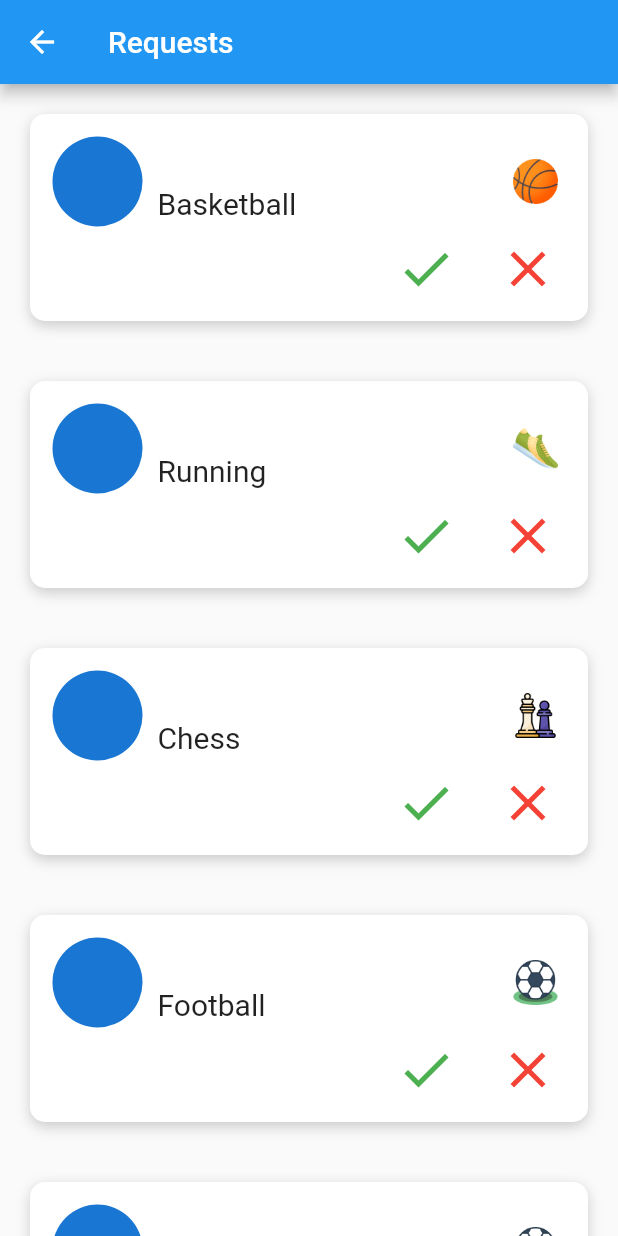
After one commit to abd-khrubi/JoinMe, a Flutter app: the RequestsScreen screen opened directly, on a phone screen of 412 x 824 dp. The commit adds this screen. Run offline on Flutter 3.47's test engine with Material 2 defaults, Android fonts, the phone set to English and light mode, and no system bars; our stand-ins replace cloud_firestore, get_it; accounts and stored records are empty.

Commit message:
Requests screen

```diff
--- a/lib/models/activity.dart
+++ b/lib/models/activity.dart
@@ -32,3 +32,31 @@ String activityToString(Activity activity) {
 
   return "";
 }
+
+String activityImagePath(Activity activity) {
+  String result = 'assets/images/';
+  switch (activity) {
+    case Activity.basketball:
+      {
+        result += 'basketball.png';
+      }
+      break;
+
+    case Activity.chess:
+      {
+        result += 'chess-pieces.png';
+      }
+      break;
+    case Activity.football:
+      {
+        result += 'football.png';
+      }
+      break;
+    case Activity.running:
+      {
+        result += 'shoes.png';
+      }
+      break;
+  }
+  return result;
+}
--- /dev/null
+++ b/lib/screens/requests_screen.dart
@@ -0,0 +1,53 @@
+import 'package:flutter/material.dart';
+import 'package:flutter_app/models/activity.dart';
+import 'package:flutter_app/models/campus.dart';
+import 'package:flutter_app/widgets/request_list_item.dart';
+import 'package:flutter_app/models/request.dart';
+
+class RequestsScreen extends StatelessWidget {
+  Request request = Request(
+    "String",
+    Activity.basketball,
+    Campus.givat,
+    DateTime.now(),
+    DateTime.now(),
+  );
+  Request request2 = Request(
+    "String",
+    Activity.running,
+    Campus.givat,
+    DateTime.now(),
+    DateTime.now(),
+  );
+  Request request3 = Request(
+    "String",
+    Activity.chess,
+    Campus.givat,
+    DateTime.now(),
+    DateTime.now(),
+  );
+  Request request4 = Request(
+    "String",
+    Activity.football,
+    Campus.givat,
+    DateTime.now(),
+    DateTime.now(),
+  );
+
+  @override
+  Widget build(BuildContext context) {
+    List<Request> newList = [request, request2, request3, request4, request4, request4];
+
+    return Scaffold(
+      appBar: AppBar(
+        title: Text("Requests"),
+      ),
+      body: ListView.builder(
+        itemCount: newList.length,
+        itemBuilder: (context, index) {
+          return RequestListItem(newList[index]);
+        },
+      ),
+    );
+  }
+}
--- a/lib/screens/test_screen.dart
+++ b/lib/screens/test_screen.dart
@@ -1,6 +1,6 @@
 import 'package:cloud_firestore/cloud_firestore.dart';
 import 'package:flutter/material.dart';
-import 'package:flutter_app/screens/google_map_screen.dart';
+// import 'package:flutter_app/screens/google_map_screen.dart';
 import 'package:flutter_app/services/user_service.dart';
 
 import '../main.dart';
@@ -55,8 +55,8 @@ class TestScreen extends StatelessWidget {
               ),
               ElevatedButton(
                 child: Text("Say hi to firebase!"),
-                onPressed: () => Navigator.of(context)
-                    .push(MaterialPageRoute(builder: (_) => GoogleMapScreen())),
+                // onPressed: () => Navigator.of(context)
+                //     .push(MaterialPageRoute(builder: (_) => GoogleMapScreen())),
                 // onPressed: _pressedButton,
               ),
             ],
--- a/lib/widgets/request_list_item.dart
+++ b/lib/widgets/request_list_item.dart
@@ -4,7 +4,6 @@ import 'package:flutter_app/models/request.dart';
 import 'package:flutter_app/main.dart';
 import 'package:flutter_app/models/user.dart';
 import 'package:flutter_app/services/user_service.dart';
-
 
 class RequestListItem extends StatelessWidget {
   final Request request;
@@ -23,8 +22,8 @@ class RequestListItem extends StatelessWidget {
         print(snapshot);
         if (snapshot.hasData) {
           return Container(
-            padding: EdgeInsets.all(15),
-            margin: EdgeInsets.all(20),
+            padding: EdgeInsets.fromLTRB(15, 15, 20, 15),
+            margin: EdgeInsets.fromLTRB(20, 20, 20, 20),
             decoration: BoxDecoration(
               color: Colors.white,
               borderRadius: BorderRadius.circular(10),
@@ -38,28 +37,68 @@ class RequestListItem extends StatelessWidget {
                 ),
               ],
             ),
-
-            child: Row(
+            child: Column(
               children: [
-                CircleAvatar(radius: 30,),
-                Column(
-                  crossAxisAlignment: CrossAxisAlignment.start,
+                Row(
                   children: [
-                    // Text("heello"),
-                    Text('${snapshot.data.username}'),
-                    Text('${activityToString(request.activity)}'),
+                    CircleAvatar(
+                      radius: 30,
+                    ),
+                    Container(
+                      margin: EdgeInsets.fromLTRB(10, 0, 10, 0),
+                      child: Column(
+                        crossAxisAlignment: CrossAxisAlignment.start,
+                        children: [
+                          // Text("heello"),
+                          Text(
+                            '${snapshot.data.username}',
+                            style: TextStyle(fontSize: 26),
+                          ),
+                          Text(
+                            '${activityToString(request.activity)}',
+                            style: TextStyle(
+                              fontSize: 20,
+                            ),
+                          ),
+                        ],
+                      ),
+                    ),
+                    Spacer(),
+                    Image.asset(
+                      activityImagePath(request.activity),
+                      height: 30,
+                    ),
                   ],
                 ),
-                // Image.asset("assets/images/basketball.png"),
+                Row(
+                  mainAxisAlignment: MainAxisAlignment.end,
+                  children: [
+                    IconButton(
+                      onPressed: () {},
+                      icon: Icon(
+                        Icons.check,
+                        size: 40,
+                        color: Colors.green,
+                      ),
+                    ),
+                    SizedBox(width: 20,),
+                    IconButton(
+                      onPressed: () {},
+                      icon: Icon(
+                        Icons.clear,
+                        size: 40,
+                        color: Colors.red,
+                      ),
+                    ),
+                  ],
+                )
               ],
             ),
           );
         } else {
           return Text("hello");
         }
-
       },
-
     );
   }
 }
```
